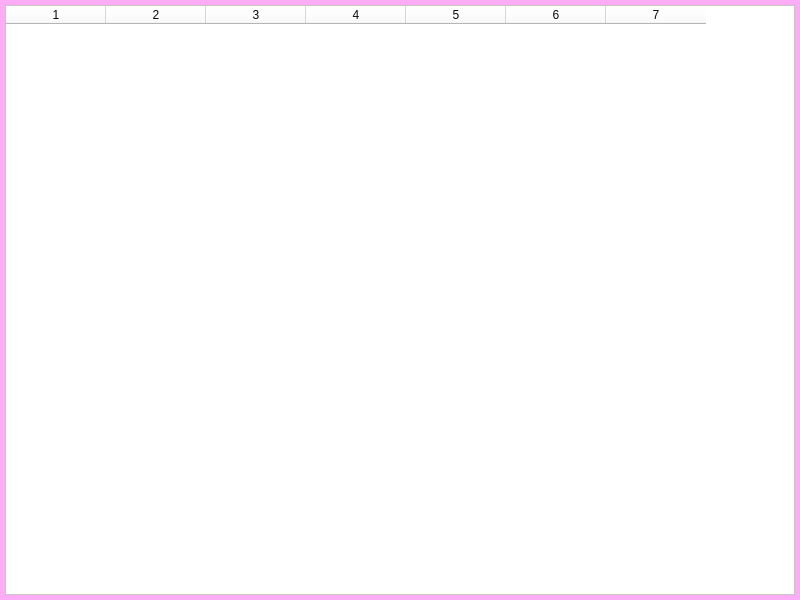
Old version of the form main.ui in the repository pro-stak666/Elabuga-Mineev.
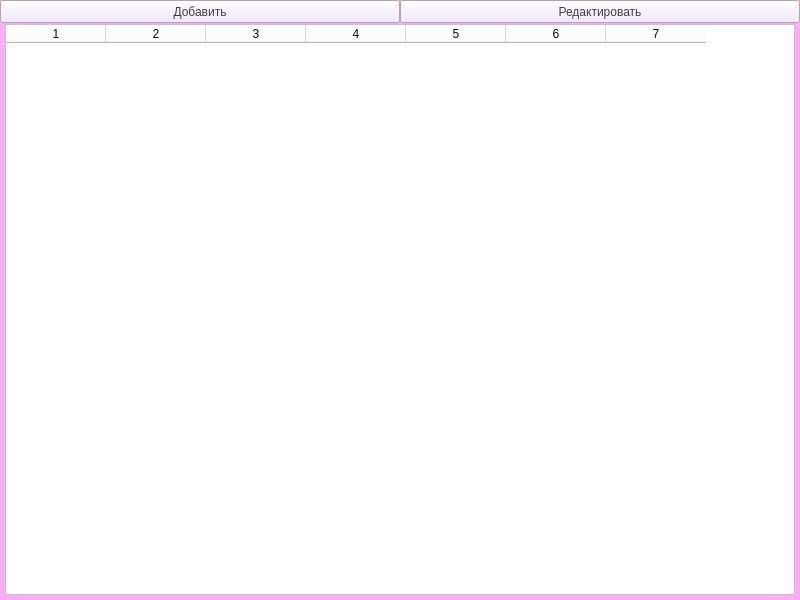
New version of the form.

Patch:
```diff
--- a/main.ui
+++ b/main.ui
@@ -20,9 +20,9 @@
    <property name="geometry">
     <rect>
      <x>5</x>
-     <y>5</y>
+     <y>24</y>
      <width>790</width>
-     <height>590</height>
+     <height>571</height>
     </rect>
    </property>
    <property name="styleSheet">
@@ -43,6 +43,40 @@
    <column/>
    <column/>
   </widget>
+  <widget class="QPushButton" name="but_add_coffee">
+   <property name="geometry">
+    <rect>
+     <x>0</x>
+     <y>0</y>
+     <width>400</width>
+     <height>23</height>
+    </rect>
+   </property>
+   <property name="styleSheet">
+    <string notr="true">background-color: rgb(238, 229, 255);
+color: rgb(63, 63, 63);</string>
+   </property>
+   <property name="text">
+    <string>Добавить</string>
+   </property>
+  </widget>
+  <widget class="QPushButton" name="but_edit_coffee">
+   <property name="geometry">
+    <rect>
+     <x>400</x>
+     <y>0</y>
+     <width>400</width>
+     <height>23</height>
+    </rect>
+   </property>
+   <property name="styleSheet">
+    <string notr="true">background-color: rgb(238, 229, 255);
+color: rgb(63, 63, 63);</string>
+   </property>
+   <property name="text">
+    <string>Редактировать</string>
+   </property>
+  </widget>
  </widget>
  <resources/>
  <connections/>
```
